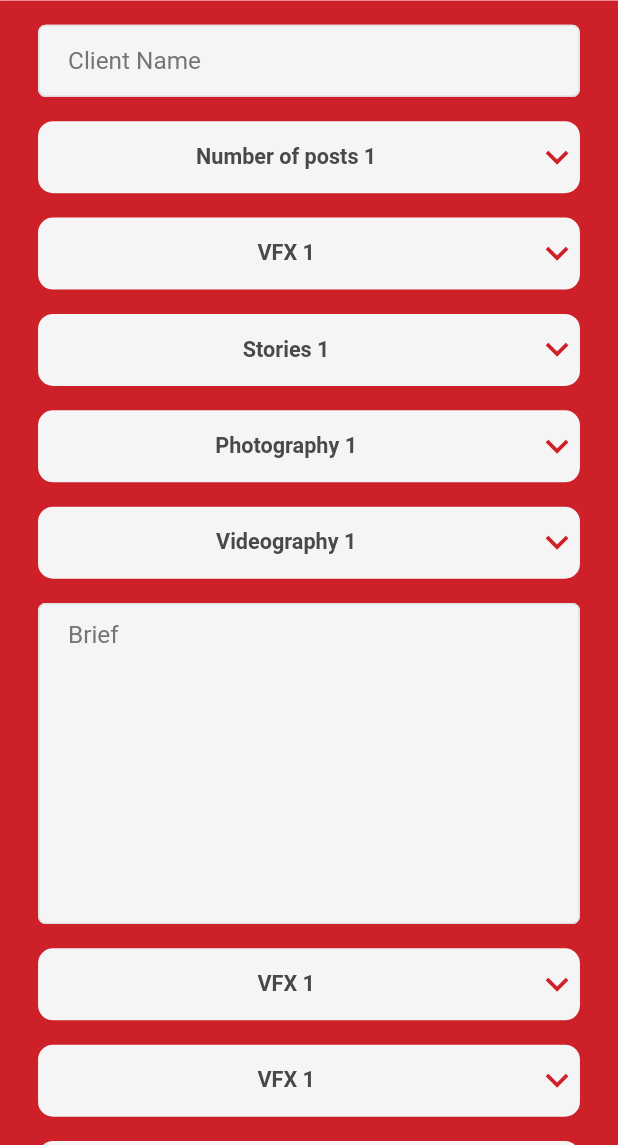
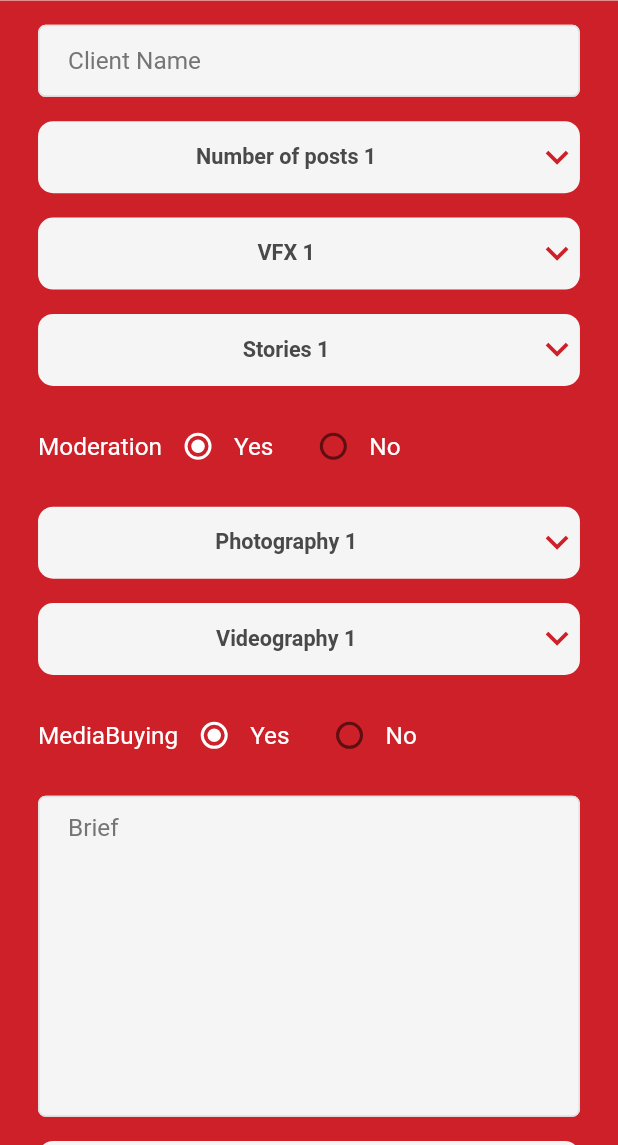
Before and after one commit to HYPE-ADawoud/hype, a Flutter app: the AddAccountAllocationView screen opened by its route, on a phone screen of 412 x 824 dp, the part 91-1236 px from its top. Run offline on Flutter 3.47's test engine with Material 2 defaults, Android fonts, the phone set to English and light mode, and no system bars; our stand-ins replace chewie, connectivity_plus, dio, dotted_border, firebase_auth, flutter_screenutil and 13 more; missing offline and left inert: align_positioned, ansicolor, barbecue, connectivity_plus_web, firebase_auth_web, firebase_core_web and 4 more; accounts and stored records are empty; statements that could not run were skipped.

Commit message:
Create Ui Edit Account Allocation Page Create Ui Add Account Allocation Page Create Ui Account Allocation Home page

```diff
--- a/lib/app/pages/account_allocation/acount_allocation_view.dart
+++ b/lib/app/pages/account_allocation/acount_allocation_view.dart
@@ -84,11 +84,11 @@ class AccountAllocationView extends StatelessWidget {
           vertical: AppDims.paddingSize24),
       child: Container(
         width: 339.w,
-        height: 580.h,
+        height: 700.h,
         decoration: BoxDecoration(borderRadius: BorderRadius.circular(12), color: AppColors.current.neutral),
         child: Stack(
           children: [
-            Column(
+             Column(
               mainAxisAlignment: MainAxisAlignment.start,
                 crossAxisAlignment: CrossAxisAlignment.start,
                 children: [
@@ -472,7 +472,7 @@ Widget _buildAddAccountAllocation(){
         child: InkWell(
           onTap: ()=>Get.toNamed(Routes.ADD_ACCOUNT_ALLOCATION),
           child: SvgPicture.asset(
-            AppAssets.addIcon,
+            AppAssets.plusIcon,
             fit: BoxFit.scaleDown,
           ),
         ),
--- a/lib/app/pages/account_allocation_add/add_acount_allocation_controller.dart
+++ b/lib/app/pages/account_allocation_add/add_acount_allocation_controller.dart
@@ -1,14 +1,31 @@
 import 'package:get/get.dart';
 
 class AddAccountAllocationController extends GetxController{
+
+
   final dropDownNumberOfPostsValue = 'Number of posts 1'.obs;
   final dropDownVFXValue = 'VFX 1'.obs;
   final dropDownStoriesValue = 'Stories 1'.obs;
   final dropDownPhotographyValue = 'Photography 1'.obs;
   final dropDownVideographyValue = 'Videography 1'.obs;
+  final dropDownAssignedToAssistantManagerValue = 'Assigned to Assistant manager 1'.obs;
+  final dropDownAssignedToPhotographyValue = 'Assigned to Photography 1'.obs;
+  final dropDownPhAssignedToMotionGraphicsVFXValue = 'Assigned to Motion Graphics & VFX 1'.obs;
+  final dropDownAssignedToCreativeCopyrightValue = 'Assigned to Creative Copyright 1'.obs;
+  final dropDownAssignedToPhotoEditingValue = 'Assigned to Photo Editing  1'.obs;
+  final dropDownAssignedToVideoEdittingValue = 'Assigned to Video Editting 1'.obs;
+  final dropDownAssignedToArtDepartmentValue = 'Assigned to Art Department 1'.obs;
+  final dropDownAssignedToMediaBuyingValue = 'Assigned to Media Buying 1'.obs;
   final dropDownAssignedToDevelopmentTeam = 'Assigned to Development Team 1'.obs;
   final dropDownAssignedToMarketing = 'Assigned to Marketing 1'.obs;
   final dropDownAssignedToModeratorValue = 'Assigned to Moderator 1'.obs;
+
+// Default Radio Button Selected Item When App Starts.
+  final radioButtonItem = 'Yes'.obs;
+
+  // Group Value for Radio Button.
+  final id = 1.obs;
+
   ///////////////////////////////////
   void setSelectedNumberOfPosts(value){
     dropDownNumberOfPostsValue.value = value;
@@ -22,6 +39,39 @@ class AddAccountAllocationController extends GetxController{
   void setSelectedPhotography(value){
     dropDownPhotographyValue.value = value;
   }
+  void setSelectedVideography(value){
+    dropDownVideographyValue.value = value;
+  }
+  void setSelectedAssignedToAssistantManager(value){
+    dropDownAssignedToAssistantManagerValue.value = value;
+  }
+  void setSelectedAssignedToPhotography(value){
+    dropDownAssignedToPhotographyValue.value = value;
+  }
+
+  void setSelectedAssignedToMotionGraphicsVFX(value){
+    dropDownPhAssignedToMotionGraphicsVFXValue.value = value;
+  }
+
+  void setSelectedAssignedToCreativeCopyright(value){
+    dropDownAssignedToCreativeCopyrightValue.value = value;
+  }
+
+  void setSelectedAssignedToPhotoEditing (value){
+    dropDownAssignedToPhotoEditingValue.value = value;
+  }
+  void setSelectedAssignedToVideoEditting(value){
+    dropDownAssignedToVideoEdittingValue.value = value;
+  }
+
+  void setSelectedAssignedToArtDepartment(value){
+    dropDownAssignedToArtDepartmentValue.value = value;
+  }
+  void setSelectedAssignedToMediaBuying(value){
+    dropDownAssignedToMediaBuyingValue.value = value;
+  }
+
+
   void setSelectedAssignedToDevelopmentTeam(value){
     dropDownAssignedToDevelopmentTeam.value = value;
   }
@@ -31,6 +81,9 @@ class AddAccountAllocationController extends GetxController{
   void setSelectedAssignedToModerator(value){
     dropDownAssignedToModeratorValue.value = value;
   }
+
+ ///////////////
+
   var itemsNumberOfPosts = [
     'Number of posts 1',
     'Number of posts 2',
@@ -66,16 +119,85 @@ class AddAccountAllocationController extends GetxController{
     'Videography 4',
   ].obs;
 
+  var itemsAssignedToAssistantManager = [
+    'Assigned to Assistant manager 1',
+    'Assigned to Assistant manager 2',
+    'Assigned to Assistant manager 3',
+    'Assigned to Assistant manager 4',
+  ].obs;
+
+  var itemsAssignedToPhotography = [
+    'Assigned to Photography 1',
+    'Assigned to Photography 2',
+    'Assigned to Photography 3',
+    'Assigned to Photography 4',
+  ].obs;
+
+
+
+  var itemsAssignedToMotionGraphicsVFX = [
+    'Assigned to Motion Graphics & VFX 1',
+    'Assigned to Motion Graphics & VFX 2',
+    'Assigned to Motion Graphics & VFX 3',
+    'Assigned to Motion Graphics & VFX 4',
+  ].obs;
+
+  var itemsAssignedToCreativeCopyright = [
+    'Assigned to Creative Copyright 1',
+    'Assigned to Creative Copyright 2',
+    'Assigned to Creative Copyright 3',
+    'Assigned to Creative Copyright 4',
+  ].obs;
+
+  var itemsAssignedToPhotoEditing  = [
+    'Assigned to Photo Editing  1',
+    'Assigned to Photo Editing  2',
+    'Assigned to Photo Editing  3',
+    'Assigned to Photo Editing  4',
+  ].obs;
+
+  var itemsAssignedToVideoEditting = [
+    'Assigned to Video Editting 1',
+    'Assigned to Video Editting 2',
+    'Assigned to Video Editting 3',
+    'Assigned to Video Editting 4',
+  ].obs;
+
+
+  var itemsAssignedToArtDepartment = [
+    'Assigned to Art Department 1',
+    'Assigned to Art Department 2',
+    'Assigned to Art Department 3',
+    'Assigned to Art Department 4',
+  ].obs;
+
+  var itemsAssignedToMediaBuying = [
+    'Assigned to Media Buying 1',
+    'Assigned to Media Buying 2',
+    'Assigned to Media Buying 3',
+    'Assigned to Media Buying 4',
+  ].obs;
+
+  var itemsAssignedToDevelopmentTeam = [
+    'Assigned to Development Team 1',
+    'Assigned to Development Team 2',
+    'Assigned to Development Team 3',
+    'Assigned to Development Team 4',
+  ].obs;
+
+
+  var itemsAssignedToMarketing = [
+    'Assigned to Marketing 1',
+    'Assigned to Marketing 2',
+    'Assigned to Marketing 3',
+    'Assigned to Marketing 4',
+  ].obs;
+
   var itemsAssignedToModerator = [
     'Assigned to Moderator 1',
     'Assigned to Moderator 2',
     'Assigned to Moderator 3',
     'Assigned to Moderator 4',
   ].obs;
-  var itemsAssignedToMarketing = [
-    'Assigned to Marketing 1',
-    'Assigned to Marketing 2',
-    'Assigned to Marketing 3',
-    'Assigned to Marketing 4',
-  ].obs;
+
 }
--- a/lib/app/pages/account_allocation_add/add_acount_allocation_view.dart
+++ b/lib/app/pages/account_allocation_add/add_acount_allocation_view.dart
@@ -50,19 +50,21 @@ class AddAccountAllocationView extends StatelessWidget {
               _buildNumberOfPosts(),
               _buildVFX(),
               _buildStories(),
+              _buildModeration(),
               _buildPhotography(),
               _buildVideography(),
+              _buildMediaBuying(),
               _buildTextFormBrief(),
-              _buildVFX(),
-              _buildVFX(),
-              _buildVFX(),
-              _buildVFX(),
-              _buildVFX(),
-              _buildVFX(),
-              _buildVFX(),
-              _buildVFX(),
-              _buildVFX(),
-              _buildVFX(),
+              _buildAssignedToAssistantManager(),
+              _buildAssignedToPhotography(),
+              _buildAssignedToMotionGraphicsVFX(),
+              _buildAssignedToCreativeCopyright(),
+              _buildAssignedToPhotoEditing(),
+              _buildAssignedToVideoEditting(),
+              _buildAssignedToAssignedArtDepartment(),
+              _buildAssignedToMediaBuying(),
+              _buildAssignedToDevelopmentTeam(),
+              _buildAssignedToMarketing(),
               _buildAssignedToModerator(),
               _buildSubmitButton(),
               _buildLine(),
@@ -100,9 +102,6 @@ class AddAccountAllocationView extends StatelessWidget {
       ),
     );
   }
-
-
-
   Widget _buildNumberOfPosts() {
     return Obx(
           () => Padding(
@@ -146,7 +145,6 @@ class AddAccountAllocationView extends StatelessWidget {
       ),
     );
   }
-
   Widget _buildVFX() {
     return Obx(
       () => Padding(
@@ -190,7 +188,6 @@ class AddAccountAllocationView extends StatelessWidget {
       ),
     );
   }
-
   Widget _buildStories() {
     return Obx(
           () => Padding(
@@ -234,7 +231,57 @@ class AddAccountAllocationView extends StatelessWidget {
       ),
     );
   }
+  Widget _buildModeration(){
+    return  Obx((){
+      return Padding(
+        padding: EdgeInsets.symmetric(
+          vertical: 8.h,
+          horizontal: 25.h,),
+        child: Row(
+          children: [
+            Text('Moderation',style: TextStyle(
+                fontSize: AppDims.fontSizeMediumX,
+                color: AppColors.current.text
+            ),
+            ),
+            Radio(value: 1,
+                hoverColor: AppColors.current.neutral,
+                focusColor: AppColors.current.neutral,
+                activeColor: AppColors.current.neutral,
+                groupValue:controller.id.value,
+                onChanged: (value){
+                  controller.radioButtonItem.value = 'yes';
+                  controller.id.value=1;
+                }),
+            Text('Yes',
+              style: TextStyle(
+                  fontSize: AppDims.fontSizeMediumX,
+                  color: AppColors.current.text
+              ),
+            ),
+            Empty(width: 16,),
+            Radio(value: 2,
 
+                hoverColor: AppColors.current.neutral,
+                focusColor: AppColors.current.neutral,
+                activeColor: AppColors.current.neutral,
+                groupValue:controller.id.value,
+                onChanged: (value){
+                  controller.radioButtonItem.value = 'No';
+                  controller.id.value=2;
+
+                }),
+            Text('No',
+              style: TextStyle(
+                  fontSize: AppDims.fontSizeMediumX,
+                  color: AppColors.current.text
+              ),
+            ),
+          ],
+        ),
+      );
+    });
+  }
   Widget _buildPhotography() {
     return Obx(
           () => Padding(
@@ -278,7 +325,6 @@ class AddAccountAllocationView extends StatelessWidget {
       ),
     );
   }
-
   Widget _buildVideography() {
     return Obx(
           () => Padding(
@@ -322,6 +368,57 @@ class AddAccountAllocationView extends StatelessWidget {
       ),
     );
   }
+  Widget _buildMediaBuying(){
+    return  Obx((){
+      return Padding(
+          padding: EdgeInsets.symmetric(
+          vertical: 8.h,
+          horizontal: 25.h,),
+        child: Row(
+          children: [
+            Text('MediaBuying',style: TextStyle(
+              fontSize: AppDims.fontSizeMediumX,
+              color: AppColors.current.text
+            ),
+            ),
+            Radio(value: 1,
+                hoverColor: AppColors.current.neutral,
+                focusColor: AppColors.current.neutral,
+                activeColor: AppColors.current.neutral,
+                groupValue:controller.id.value,
+                onChanged: (value){
+              controller.radioButtonItem.value = 'yes';
+              controller.id.value=1;
+                }),
+            Text('Yes',
+              style: TextStyle(
+                  fontSize: AppDims.fontSizeMediumX,
+                  color: AppColors.current.text
+              ),
+            ),
+            Empty(width: 16,),
+            Radio(value: 2,
+
+                hoverColor: AppColors.current.neutral,
+                focusColor: AppColors.current.neutral,
+                activeColor: AppColors.current.neutral,
+                groupValue:controller.id.value,
+                onChanged: (value){
+                  controller.radioButtonItem.value = 'No';
+                  controller.id.value=2;
+
+                }),
+            Text('No',
+              style: TextStyle(
+                  fontSize: AppDims.fontSizeMediumX,
+                  color: AppColors.current.text
+              ),
+            ),
+          ],
+        ),
+      );
+    });
+  }
 
   Widget _buildTextFormBrief() {
     return Padding(
@@ -349,7 +446,6 @@ class AddAccountAllocationView extends StatelessWidget {
       ),
     );
   }
-
   Widget _buildAssignedToAssistantManager() {
     return Obx(
           () => Padding(
@@ -365,14 +461,14 @@ class AddAccountAllocationView extends StatelessWidget {
               child: DropdownButton(
                 isExpanded: true,
                 // Initial status Value
-                value: controller.dropDownVideographyValue.value,
+                value: controller.dropDownAssignedToAssistantManagerValue.value,
                 icon: Icon(
                   Icons.keyboard_arrow_down,
                   color: AppColors.current.primary,
                   size: 30.h,
                 ),
                 // list of status items
-                items: controller.itemsVideography.map((String items) {
+                items: controller.itemsAssignedToAssistantManager.map((String items) {
                   return DropdownMenuItem(
                     alignment: Alignment.center,
                     value: items,
@@ -385,7 +481,7 @@ class AddAccountAllocationView extends StatelessWidget {
                     ),
                   );
                 }).toList(),
-                onChanged: (newValue) => controller.setSelectedVideography(newValue),
+                onChanged: (newValue) => controller.setSelectedAssignedToAssistantManager(newValue),
               ),
             ),
           ),
@@ -408,14 +504,14 @@ class AddAccountAllocationView extends StatelessWidget {
               child: DropdownButton(
                 isExpanded: true,
                 // Initial status Value
-                value: controller.dropDownVideographyValue.value,
+                value: controller.dropDownAssignedToPhotographyValue.value,
                 icon: Icon(
                   Icons.keyboard_arrow_down,
                   color: AppColors.current.primary,
                   size: 30.h,
                 ),
                 // list of status items
-                items: controller.itemsVideography.map((String items) {
+                items: controller.itemsAssignedToPhotography.map((String items) {
                   return DropdownMenuItem(
                     alignment: Alignment.center,
                     value: items,
@@ -428,7 +524,7 @@ class AddAccountAllocationView extends StatelessWidget {
                     ),
                   );
                 }).toList(),
-                onChanged: (newValue) => controller.setSelectedVideography(newValue),
+                onChanged: (newValue) => controller.setSelectedAssignedToPhotography(newValue),
               ),
             ),
           ),
@@ -451,14 +547,14 @@ class AddAccountAllocationView extends StatelessWidget {
               child: DropdownButton(
                 isExpanded: true,
                 // Initial status Value
-                value: controller.dropDownVideographyValue.value,
+                value: controller.dropDownPhAssignedToMotionGraphicsVFXValue.value,
                 icon: Icon(
                   Icons.keyboard_arrow_down,
                   color: AppColors.current.primary,
                   size: 30.h,
                 ),
                 // list of status items
-                items: controller.itemsVideography.map((String items) {
+                items: controller.itemsAssignedToMotionGraphicsVFX.map((String items) {
                   return DropdownMenuItem(
                     alignment: Alignment.center,
                     value: items,
@@ -471,7 +567,7 @@ class AddAccountAllocationView extends StatelessWidget {
                     ),
                   );
                 }).toList(),
-                onChanged: (newValue) => controller.setSelectedVideography(newValue),
+                onChanged: (newValue) => controller.setSelectedAssignedToMotionGraphicsVFX(newValue),
               ),
             ),
           ),
@@ -494,14 +590,14 @@ class AddAccountAllocationView extends StatelessWidget {
               child: DropdownButton(
                 isExpanded: true,
                 // Initial status Value
-                value: controller.dropDownVideographyValue.value,
+                value: controller.dropDownAssignedToCreativeCopyrightValue.value,
                 icon: Icon(
                   Icons.keyboard_arrow_down,
                   color: AppColors.current.primary,
                   size: 30.h,
                 ),
                 // list of status items
-                items: controller.itemsVideography.map((String items) {
+                items: controller.itemsAssignedToCreativeCopyright.map((String items) {
                   return DropdownMenuItem(
                     alignment: Alignment.center,
                     value: items,
@@ -514,7 +610,7 @@ class AddAccountAllocationView extends StatelessWidget {
                     ),
                   );
                 }).toList(),
-                onChanged: (newValue) => controller.setSelectedVideography(newValue),
+                onChanged: (newValue) => controller.setSelectedAssignedToCreativeCopyright(newValue),
               ),
             ),
           ),
@@ -537,14 +633,14 @@ class AddAccountAllocationView extends StatelessWidget {
               child: DropdownButton(
                 isExpanded: true,
                 // Initial status Value
-                value: controller.dropDownVideographyValue.value,
+                value: controller.dropDownAssignedToPhotoEditingValue.value,
                 icon: Icon(
                   Icons.keyboard_arrow_down,
                   color: AppColors.current.primary,
                   size: 30.h,
                 ),
                 // list of status items
-                items: controller.itemsVideography.map((String items) {
+                items: controller.itemsAssignedToPhotoEditing.map((String items) {
                   return DropdownMenuItem(
                     alignment: Alignment.center,
                     value: items,
@@ -557,7 +653,7 @@ class AddAccountAllocationView extends StatelessWidget {
                     ),
                   );
                 }).toList(),
-                onChanged: (newValue) => controller.setSelectedVideography(newValue),
+                onChanged: (newValue) => controller.setSelectedAssignedToPhotoEditing(newValue),
               ),
             ),
           ),
@@ -580,14 +676,14 @@ class AddAccountAllocationView extends StatelessWidget {
               child: DropdownButton(
                 isExpanded: true,
                 // Initial status Value
-                value: controller.dropDownVideographyValue.value,
+                value: controller.dropDownAssignedToVideoEdittingValue.value,
                 icon: Icon(
                   Icons.keyboard_arrow_down,
                   color: AppColors.current.primary,
                   size: 30.h,
                 ),
                 // list of status items
-                items: controller.itemsVideography.map((String items) {
+                items: controller.itemsAssignedToVideoEditting.map((String items) {
                   return DropdownMenuItem(
                     alignment: Alignment.center,
                     value: items,
@@ -600,7 +696,7 @@ class AddAccountAllocationView extends StatelessWidget {
                     ),
                   );
                 }).toList(),
-                onChanged: (newValue) => controller.setSelectedVideography(newValue),
+                onChanged: (newValue) => controller.setSelectedAssignedToVideoEditting(newValue),
               ),
             ),
           ),
@@ -623,14 +719,14 @@ class AddAccountAllocationView extends StatelessWidget {
               child: DropdownButton(
                 isExpanded: true,
                 // Initial status Value
-                value: controller.dropDownVideographyValue.value,
+                value: controller.dropDownAssignedToArtDepartmentValue.value,
                 icon: Icon(
                   Icons.keyboard_arrow_down,
                   color: AppColors.current.primary,
                   size: 30.h,
                 ),
                 // list of status items
-                items: controller.itemsVideography.map((String items) {
+                items: controller.itemsAssignedToArtDepartment.map((String items) {
                   return DropdownMenuItem(
                     alignment: Alignment.center,
                     value: items,
@@ -643,7 +739,7 @@ class AddAccountAllocationView extends StatelessWidget {
                     ),
                   );
                 }).toList(),
-                onChanged: (newValue) => controller.setSelectedVideography(newValue),
+                onChanged: (newValue) => controller.setSelectedAssignedToArtDepartment(newValue),
               ),
             ),
           ),
@@ -666,14 +762,14 @@ class AddAccountAllocationView extends StatelessWidget {
               child: DropdownButton(
                 isExpanded: true,
                 // Initial status Value
-                value: controller.dropDownVideographyValue.value,
+                value: controller.dropDownAssignedToMediaBuyingValue.value,
                 icon: Icon(
                   Icons.keyboard_arrow_down,
                   color: AppColors.current.primary,
                   size: 30.h,
                 ),
                 // list of status items
-                items: controller.itemsVideography.map((String items) {
+                items: controller.itemsAssignedToMediaBuying.map((String items) {
                   return DropdownMenuItem(
                     alignment: Alignment.center,
                     value: items,
@@ -686,7 +782,7 @@ class AddAccountAllocationView extends StatelessWidget {
                     ),
                   );
                 }).toList(),
-                onChanged: (newValue) => controller.setSelectedVideography(newValue),
+                onChanged: (newValue) => controller.setSelectedAssignedToMediaBuying(newValue),
               ),
             ),
           ),
@@ -709,14 +805,14 @@ class AddAccountAllocationView extends StatelessWidget {
               child: DropdownButton(
                 isExpanded: true,
                 // Initial status Value
-                value: controller.dropDownVideographyValue.value,
+                value: controller.dropDownAssignedToDevelopmentTeam.value,
                 icon: Icon(
                   Icons.keyboard_arrow_down,
                   color: AppColors.current.primary,
                   size: 30.h,
                 ),
                 // list of status items
-                items: controller.itemsVideography.map((String items) {
+                items: controller.itemsAssignedToDevelopmentTeam.map((String items) {
                   return DropdownMenuItem(
                     alignment: Alignment.center,
                     value: items,
@@ -729,7 +825,7 @@ class AddAccountAllocationView extends StatelessWidget {
                     ),
                   );
                 }).toList(),
-                onChanged: (newValue) => controller.setSelectedVideography(newValue),
+                onChanged: (newValue) => controller.setSelectedAssignedToDevelopmentTeam(newValue),
               ),
             ),
           ),
@@ -752,14 +848,14 @@ class AddAccountAllocationView extends StatelessWidget {
               child: DropdownButton(
                 isExpanded: true,
                 // Initial status Value
-                value: controller.dropDownVideographyValue.value,
+                value: controller.dropDownAssignedToMarketing.value,
                 icon: Icon(
                   Icons.keyboard_arrow_down,
                   color: AppColors.current.primary,
                   size: 30.h,
                 ),
                 // list of status items
-                items: controller.itemsVideography.map((String items) {
+                items: controller.itemsAssignedToMarketing.map((String items) {
                   return DropdownMenuItem(
                     alignment: Alignment.center,
                     value: items,
@@ -772,7 +868,7 @@ class AddAccountAllocationView extends StatelessWidget {
                     ),
                   );
                 }).toList(),
-                onChanged: (newValue) => controller.setSelectedVideography(newValue),
+                onChanged: (newValue) => controller.setSelectedAssignedToMarketing(newValue),
               ),
             ),
           ),
--- /dev/null
+++ b/lib/app/pages/account_allocation_home/main_acount_allocation_controller.dart
@@ -0,0 +1,22 @@
+import 'package:flutter/cupertino.dart';
+import 'package:get/get.dart';
+import 'package:hype/app/common/themes/app_colors.dart';
+
+class MainAccountAllocationController extends GetxController{
+
+  RxList accounts = [
+    Account(title: 'Culture Lab', status: 'Completed', color: AppColors.current.green),
+    Account(title: 'K Mobile', status: 'in the works', color: AppColors.current.orange),
+    Account(title: 'Tryset', status: 'On Hold', color: AppColors.current.yellow),
+    Account(title: 'Hype', status: 'in the works', color: AppColors.current.orange),
+    Account(title: 'K Mobile', status: 'Completed', color: AppColors.current.green),
+  ].obs;
+}
+
+class Account{
+  String title;
+  String status;
+  Color color;
+
+  Account({required this.title,required this.status,required this.color});
+}
--- a/lib/app/routes/app_routes.dart
+++ b/lib/app/routes/app_routes.dart
@@ -32,6 +32,7 @@ abstract class Routes {
     static const ADMIN = _Paths.ADMIN;
   static const EDIT_ADMIN_USER = _Paths.EDIT_ADMIN_USER;
   static const EDIT_ADMIN_BRIEF = _Paths.EDIT_ADMIN_BRIEF;
+  static const MAIN_ACCOUNT_ALLOCATION = _Paths.MAIN_ACCOUNT_ALLOCATION;
   static const ACCOUNT_ALLOCATION = _Paths.ACCOUNT_ALLOCATION;
   static const EDIT_ACCOUNT_ALLOCATION = _Paths.EDIT_ACCOUNT_ALLOCATION;
   static const ADD_ACCOUNT_ALLOCATION = _Paths.ADD_ACCOUNT_ALLOCATION;
@@ -67,6 +68,7 @@ abstract class _Paths {
   static const ADMIN = '/admin';
   static const EDIT_ADMIN_USER = '/edit_admin_user';
   static const EDIT_ADMIN_BRIEF = '/edit_admin_brief';
+  static const MAIN_ACCOUNT_ALLOCATION = '/main_account_allocation';
   static const ACCOUNT_ALLOCATION = '/account_allocation';
   static const EDIT_ACCOUNT_ALLOCATION = '/edit_account_allocation';
   static const ADD_ACCOUNT_ALLOCATION = '/add_account_allocation';
```
Also changed, not shown: lib/app/pages/account_allocation_home/_widgets/account_allocation_items.dart (added, +83 -0 lines), lib/app/pages/account_allocation_home/acount_allocation_view.dart (added, +112 -0 lines), lib/app/pages/account_allocation_home/main_acount_allocation_binding.dart (added, +9 -0 lines), lib/app/routes/app_pages.dart (+16 -6 lines), 2 other files.
